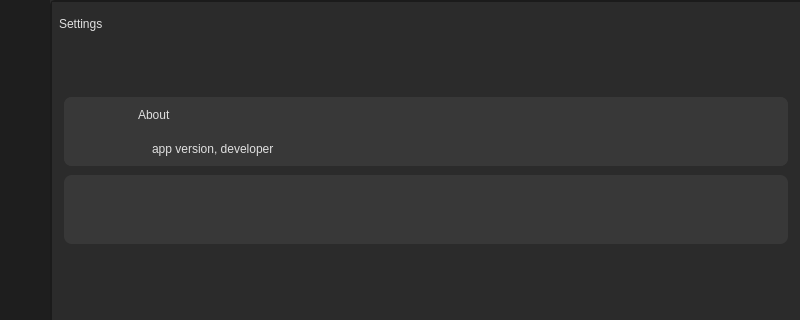
The window that files/more/main.ui (prathambahekar/better-gui) describes before a commit, drawn with Qt 5; both pictures show x 0 to 800 and y 0 to 320 of the 800 by 600 pixel window.
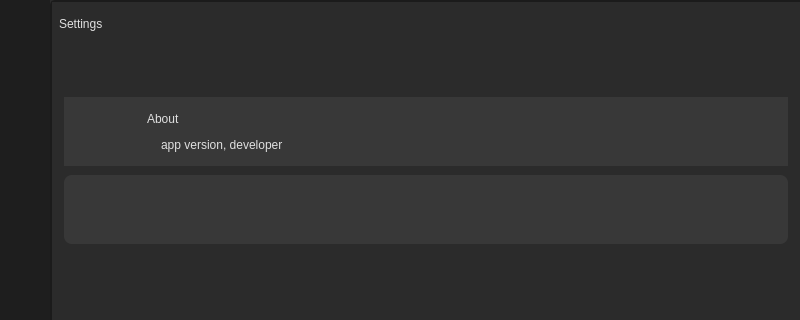
The same window after the commit. Icons and pictures are not drawn.

Patch:
```diff
--- a/files/more/main.ui
+++ b/files/more/main.ui
@@ -37,7 +37,7 @@
 }
 
 #leftMenu .QPushButton:hover {
-    background-color: #333333;
+    background-color: #3a3a3a;
 }
 
 #leftMenu .QPushButton:pressed {
@@ -80,17 +80,37 @@
 }
 
 #stg_lbl_main {
-	padding-left: 4px;
-	font: 700 24pt &quot;Segoe UI Variable Display&quot;;
+    padding-left: 4px;
+    font: 700 24pt &quot;Segoe UI Variable Display&quot;;
 }
 
-#stack_stg .QWidget{
-	
-border-radius: 8px;
-background-color: #383838;	
+#stack_stg .QWidget {
+    border-radius: 8px;
+    background-color: #4a4a4a; /* Updated for better contrast */
+}
 
+#stg_home_app_bt_lbl {
+    font: 600 13pt &quot;Segoe UI Variable Display Semib&quot;;
+    padding-left: 16px;
+}
 
-}</string>
+#stg_home_app_img_lbl {
+    image: url(:/leftMenu/Icons/light_info.svg);
+    padding: 17px;
+}
+
+#stg_home_app_hd_lbl {
+    font: 900 16pt &quot;Segoe UI Black&quot;;
+    padding-left: 2px;
+}
+
+#stg_home_app_img_btn {
+    font: 600 14pt &quot;Segoe UI Variable Display Semib&quot;;
+    padding-left: 4px;
+	border: 0px;
+}
+
+</string>
    </property>
    <layout class="QHBoxLayout" name="horizontalLayout">
     <property name="spacing">
@@ -396,7 +416,7 @@
                       </spacer>
                      </item>
                      <item>
-                      <widget class="QFrame" name="horizontalFrame">
+                      <widget class="QFrame" name="stg_home_app_hfrm">
                        <property name="minimumSize">
                         <size>
                          <width>461</width>
@@ -410,8 +430,7 @@
                         </size>
                        </property>
                        <property name="styleSheet">
-                        <string notr="true">border-radius: 8px;
-background-color: #383838;</string>
+                        <string notr="true">background-color: rgb(56, 56, 56);</string>
                        </property>
                        <layout class="QHBoxLayout" name="horizontalLayout_2">
                         <property name="spacing">
@@ -430,7 +449,7 @@
                          <number>0</number>
                         </property>
                         <item>
-                         <widget class="QLabel" name="label">
+                         <widget class="QLabel" name="stg_home_app_img_lbl">
                           <property name="minimumSize">
                            <size>
                             <width>69</width>
@@ -444,8 +463,7 @@
                            </size>
                           </property>
                           <property name="styleSheet">
-                           <string notr="true">image: url(:/leftMenu/Icons/light_info.svg);
-padding: 10px;</string>
+                           <string notr="true"/>
                           </property>
                           <property name="text">
                            <string/>
@@ -453,15 +471,15 @@
                          </widget>
                         </item>
                         <item>
+                         <widget class="QFrame" name="">
                          <layout class="QVBoxLayout" name="verticalLayout_7">
                           <property name="spacing">
                            <number>0</number>
                           </property>
                           <item>
-                           <widget class="QLabel" name="label_2">
+                            <widget class="QLabel" name="stg_home_app_hd_lbl">
                             <property name="styleSheet">
-                             <string notr="true">font: 900 16pt &quot;Segoe UI Black&quot;;
-padding-left: 2px;</string>
+                              <string notr="true"/>
                             </property>
                             <property name="text">
                              <string>About</string>
@@ -469,10 +487,9 @@
                            </widget>
                           </item>
                           <item>
-                           <widget class="QLabel" name="label_3">
+                            <widget class="QLabel" name="stg_home_app_bt_lbl">
                             <property name="styleSheet">
-                             <string notr="true">font: 600 13pt &quot;Segoe UI Variable Display Semib&quot;;
-padding-left: 16px;</string>
+                              <string notr="true"/>
                             </property>
                             <property name="text">
                              <string>app version, developer</string>
@@ -480,9 +497,10 @@
                            </widget>
                           </item>
                          </layout>
+                         </widget>
                         </item>
                         <item>
-                         <widget class="QPushButton" name="pushButton">
+                         <widget class="QPushButton" name="stg_home_app_img_btn">
                           <property name="minimumSize">
                            <size>
                             <width>69</width>
```
Lines whose indentation alone changed are shown as unchanged.
